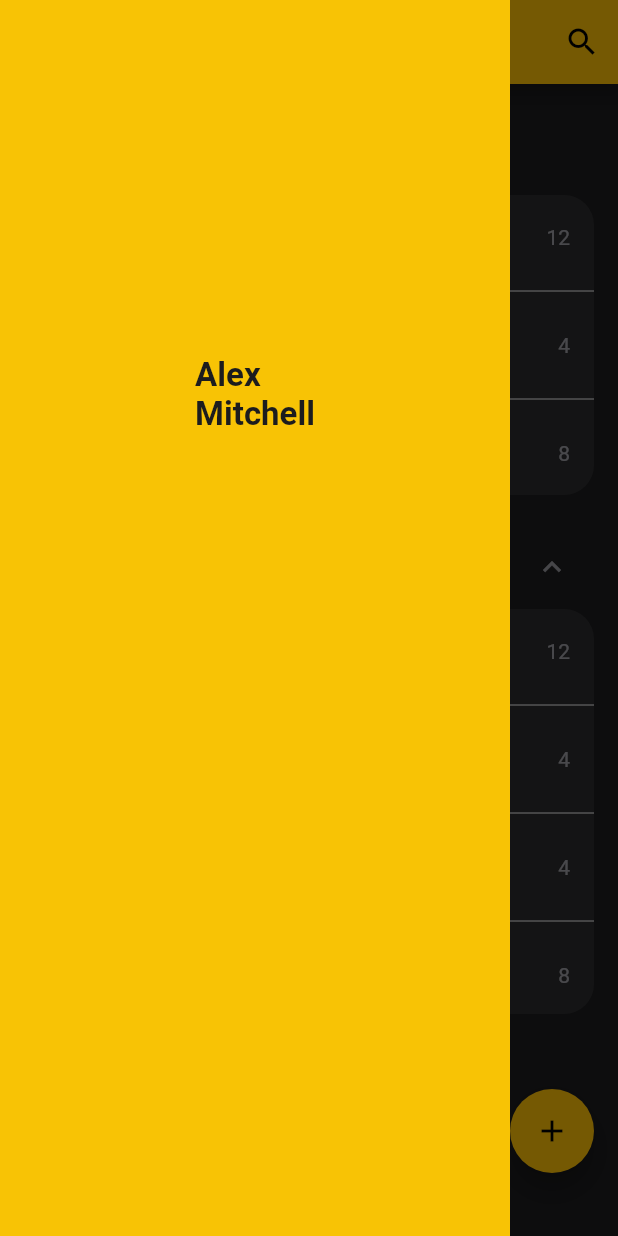
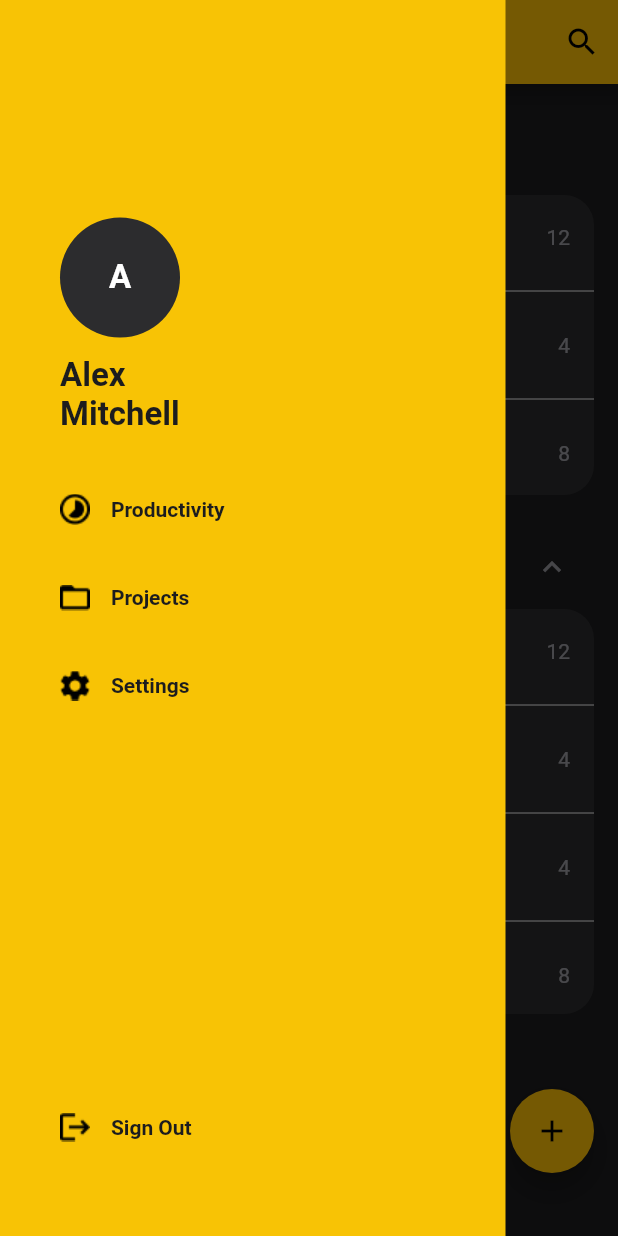
Before and after one commit to alex-mia/todo, a Flutter app: the Home screen opened directly, with the side drawer open, on a phone screen of 412 x 824 dp. Run offline on Flutter 3.47's test engine with Material 2 defaults, Android fonts, the phone set to English and light mode, and no system bars.

Commit message:
v0.0.0.2

```diff
--- a/lib/home.dart
+++ b/lib/home.dart
@@ -16,21 +16,136 @@ class Home extends StatelessWidget {
           ),
         ],
       ),
-      drawer: Container(
+      drawer:
+      Center(
+        child: Container(
           color: ColorSets.yellow,
-        margin: EdgeInsets.only(right: 72),
+          margin: EdgeInsets.only(right: 75),
+          child: Padding(
+            padding: const EdgeInsets.only(left: 40),
             child: Column(
               mainAxisSize: MainAxisSize.max,
+             crossAxisAlignment: CrossAxisAlignment.start,
               children: [
-            SizedBox(height: 237),
-            Center(
-              child: Text('Alex \nMitchell', style: TextStyle(
+                Container(
+                  height: 80,
+                  width: 80,
+                  decoration: BoxDecoration(
+                    color: ColorSets.gray,
+                    shape: BoxShape.circle,
+                  ),
+                  margin: EdgeInsets.only(top: 145),
+                  child: Center(
+                    child: Text('A',
+                    style: TextStyle(
+                      fontWeight: FontWeight.bold,
+                      fontSize: 22,
+                      color: ColorSets.white,
+                    ),),
+                  ),
+                ),
+                SizedBox(height: 12),
+                Text('Alex \nMitchell', style: TextStyle(
                   color: ColorSets.black,
                   fontWeight: FontWeight.bold,
                   fontSize: 22,
-              ),),
+                ),
+                ),
+                SizedBox(
+                  height: 40,
+                ),
+                GestureDetector(
+                  onTap: (){
+                    print("Prodectivity");
+                  },
+                  child: Row(
+                    mainAxisAlignment: MainAxisAlignment.start,
+                    children:  [
+                      Image.asset('images/productivity.png'),
+                      Text(
+                        "    Productivity",
+                        style: TextStyle(
+                          color: ColorSets.black,
+                          fontWeight: FontWeight.bold
+                        ),
                       )
                     ],
+                  ),
+                ),
+                SizedBox(
+                  height: 40,
+                ),
+                GestureDetector(
+                  onTap: (){
+                    print("Projects");
+                  },
+                  child: Row(
+                    mainAxisAlignment: MainAxisAlignment.start,
+                    children: [
+                      Image.asset('images/projects.png'),
+                      Text(
+                        "    Projects",
+                        style: TextStyle(
+                            color: ColorSets.black,
+                            fontWeight: FontWeight.bold
+                        ),
+                      )
+                    ],
+                  ),
+                ),
+                SizedBox(
+                  height: 40,
+                ),
+                GestureDetector(
+                  onTap: (){
+                    print("Settings");
+                  },
+                  child: Row(
+                    mainAxisAlignment: MainAxisAlignment.start,
+                    children: [
+                      Image.asset('images/settings.png'),
+                      Text(
+                        "    Settings",
+                        style: TextStyle(
+                            color: ColorSets.black,
+                            fontWeight: FontWeight.bold
+                        ),
+                      )
+                    ],
+                  ),
+                ),
+                Expanded(
+                  child: Padding(
+                    padding: const EdgeInsets.only(bottom: 63),
+                    child: Column(
+                      mainAxisSize: MainAxisSize.max,
+                      mainAxisAlignment: MainAxisAlignment.end,
+                      children: [
+                        GestureDetector(
+                          onTap: (){
+                            print("Sing Out");
+                          },
+                          child: Row(
+                            mainAxisAlignment: MainAxisAlignment.start,
+                            children: [
+                              Image.asset('images/sign_out.png'),
+                              Text(
+                                "    Sign Out",
+                                style: TextStyle(
+                                    color: ColorSets.black,
+                                    fontWeight: FontWeight.bold
+                                ),
+                              )
+                            ],
+                          ),
+                        ),
+                      ],
+                    ),
+                  ),
+                ),
+              ],
+            ),
+          ),
         ),
       ),
       body: Container(
@@ -66,6 +181,9 @@ class Home extends StatelessWidget {
                 child: ListView(
                   children: <Widget>[
                     ListTile(
+                      onTap: (){
+                        print('Print');
+                      },
                       leading: Image.asset('images/inbox.png'),
                       title: Text(
                         'Inbox',
@@ -81,6 +199,9 @@ class Home extends StatelessWidget {
                       child: Divider(color: ColorSets.white),
                     ),
                     ListTile(
+                      onTap: (){
+                        print('Print');
+                      },
                       leading: Image.asset('images/today.png'),
                       title: Text(
                         'Today',
@@ -96,6 +217,9 @@ class Home extends StatelessWidget {
                       child: Divider(color: ColorSets.white),
                     ),
                     ListTile(
+                      onTap: (){
+                        print('Print');
+                      },
                       leading: Image.asset('images/upcoming.png'),
                       title: Text(
                         'Upcoming',
@@ -136,6 +260,9 @@ class Home extends StatelessWidget {
                 child: ListView(
                   children: <Widget>[
                     ListTile(
+                      onTap: (){
+                        print('Print');
+                      },
                       leading: Image.asset('images/rectangle_yellow.png'),
                       title: Text(
                         'Personal',
@@ -151,6 +278,9 @@ class Home extends StatelessWidget {
                       child: Divider(color: ColorSets.white),
                     ),
                     ListTile(
+                      onTap: (){
+                        print('Print');
+                      },
                       leading: Image.asset('images/rectangle_orange.png'),
                       title: Text(
                         'Work',
@@ -166,6 +296,9 @@ class Home extends StatelessWidget {
                       child: Divider(color: ColorSets.white),
                     ),
                     ListTile(
+                      onTap: (){
+                        print('Print');
+                      },
                       leading: Image.asset('images/rectangle_purple.png'),
                       title: Text(
                         'Design',
@@ -181,6 +314,9 @@ class Home extends StatelessWidget {
                       child: Divider(color: ColorSets.white),
                     ),
                     ListTile(
+                      onTap: (){
+                        print('Print');
+                      },
                       leading: Image.asset('images/rectangle_green.png'),
                       title: Text(
                         'Study',
```
Also changed, not shown: images/productivity.png (added), images/projects.png (added), images/settings.png (added), images/sign_out.png (added). Lines whose indentation alone changed are shown as unchanged.
